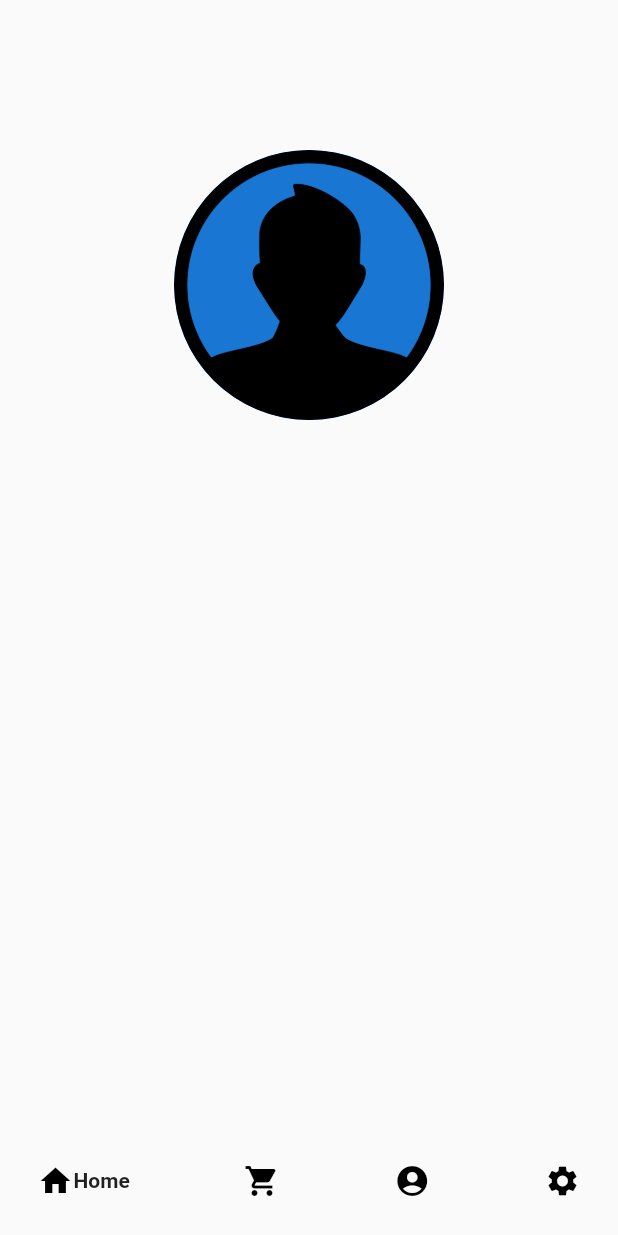
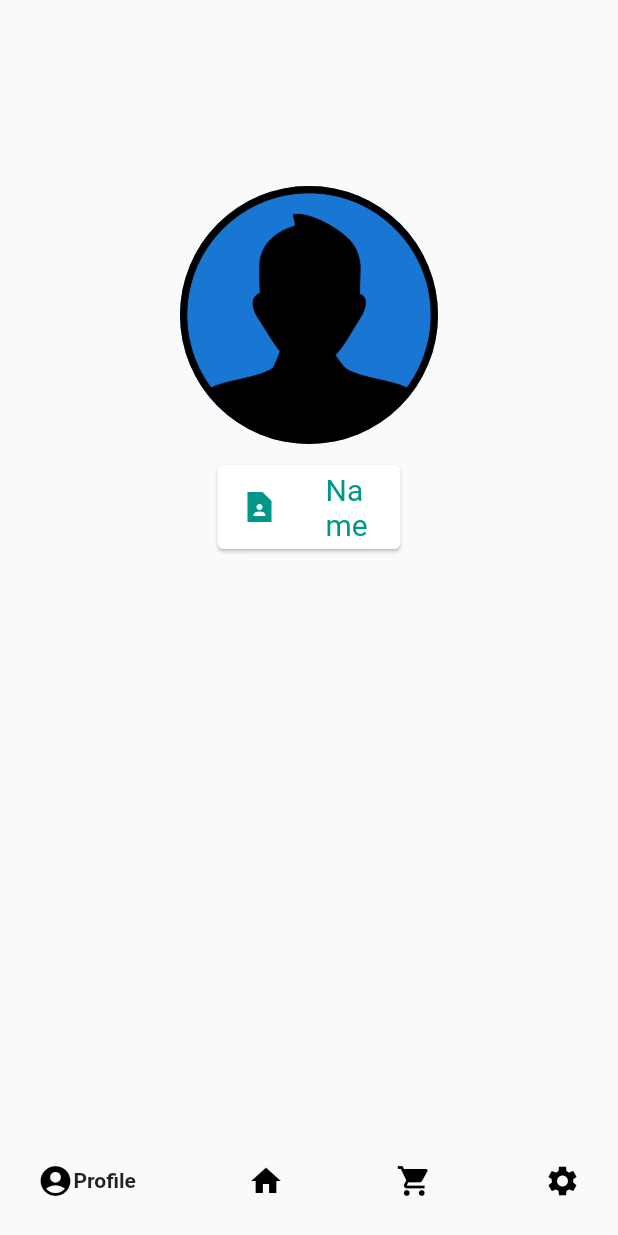
Before and after one commit to Asrat77/asbeza, a Flutter app: the screen it shows after launch, item 3 of the bottom bar chosen, on a phone screen of 412 x 824 dp. Run offline on Flutter 3.47's test engine with Material 2 defaults, Android fonts, the phone set to English and light mode, and no system bars; drawn by our look-alikes of google_nav_bar; our stand-ins replace bloc, equatable, flutter_bloc; missing offline and left inert: mobile_number; statements that could not run were skipped.

```diff
--- a/lib/bloc/home_bloc.dart
+++ b/lib/bloc/home_bloc.dart
@@ -19,5 +19,6 @@ class HomeBloc extends Bloc<HomeEvent, HomeState> {
       final asbeza = await _apiServiceProvider.fetchAsbeza();
       emit(HomeSuccessState(asbeza: asbeza!, history: history));
   });
+    on<HistoryEvent>((event, emit) => {history.add(event.data)});
 }
 }
--- a/lib/main.dart
+++ b/lib/main.dart
@@ -2,6 +2,7 @@ import 'package:asbeza/views/cart_screen.dart';
 import 'package:asbeza/views/home_screen.dart';
 import 'package:asbeza/views/profile_page.dart';
 import 'package:flutter/material.dart';
+import 'package:flutter/services.dart';
 import 'package:flutter_bloc/flutter_bloc.dart';
 
 import 'bloc/home_bloc.dart';
@@ -9,6 +10,8 @@ import 'bloc/home_bloc.dart';
 
 void main() {
   runApp(const MyApp());
+  SystemChrome.setEnabledSystemUIMode([SystemUiOverlay.bottom] as SystemUiMode);
+
 }
 
 class MyApp extends StatelessWidget {
--- /dev/null
+++ b/lib/views/components/profile_card.dart
@@ -0,0 +1,29 @@
+import 'package:flutter/material.dart';
+
+class InfoCard extends StatelessWidget {
+  IconData iconVal;
+  String text;
+  InfoCard({required this.text,required this.iconVal});
+
+
+  @override
+  Widget build(BuildContext context) {
+    return Card(
+      color: Colors.white,
+      margin: const EdgeInsets.symmetric(vertical: 10, horizontal: 25),
+      child: ListTile(
+        leading: Icon(
+          iconVal,
+          color: Colors.teal,
+        ),
+        title: Text(
+          text!,
+          style: const TextStyle(
+            color: Colors.teal,
+            fontSize: 20,
+          ),
+        ),
+      ),
+    );
+  }
+}
--- a/lib/views/profile_page.dart
+++ b/lib/views/profile_page.dart
@@ -1,4 +1,5 @@
 import 'package:asbeza/views/components/navBar.dart';
+import 'package:asbeza/views/components/profile_card.dart';
 import 'package:flutter/material.dart';
 import 'package:flutter/services.dart';
 import 'package:google_nav_bar/google_nav_bar.dart';
@@ -50,7 +51,7 @@ class _ProfilePageState extends State<ProfilePage> {
   Widget fillCards() {
     List<Widget> widgets = _simCard
         .map((SimCard sim) => Text(
-        'Sim Card Number: (${sim.countryPhonePrefix}) - ${sim.number}'))
+        'Tele Number: (${sim.countryPhonePrefix}) - ${sim.number}',style: TextStyle(fontSize: 20),),)
         .toList();
     return Column(children: widgets);
   }
@@ -59,33 +60,36 @@ class _ProfilePageState extends State<ProfilePage> {
     return MaterialApp(
       home: Scaffold(
         bottomNavigationBar: GNav(
+      tabs: [
+        GButton(icon: Icons.account_circle,text: "Profile",onPressed: (){Navigator.pushNamed(context, "/profile");},),
 
-
-      tabs: [
-      GButton(icon: Icons.home, text: "Home",onPressed: (){Navigator.pushNamed(context, "/");},), GButton(icon: Icons.shopping_cart,text: "History",onPressed: (){Navigator.pushNamed(context, "/cart");},),
-      GButton(icon: Icons.account_circle,text: "Profile",onPressed: (){Navigator.pushNamed(context, "/profile");},),
-      GButton(icon: Icons.settings,)
+        GButton(icon: Icons.home, text: "Home",onPressed: (){Navigator.pushNamed(context, "/");},), GButton(icon: Icons.shopping_cart,text: "History",onPressed: (){Navigator.pushNamed(context, "/cart");},),
+      const GButton(icon: Icons.settings,)
 
       ],
 
     ),
         body: Center(
           child: Padding(
-            padding: const EdgeInsets.all(100.0),
+            padding: const EdgeInsets.all(120.0),
             child: Column(
               children:  <Widget>[
                 const CircleAvatar(
                   radius: 90,
                   backgroundImage: AssetImage("assets/user-profile-icon.png"),
                 ),
-                Container(
-                  //child: Column,
-                )
-              ],
+                InfoCard(text: "Name", iconVal: Icons.contact_page_sharp),
+                    fillCards()],
+                  ),
+                ),
+
+
+
             ),
           ),
-        ),
-      ),
+
+
+
     );
   }
 }
```
Also changed, not shown: lib/views/cart_screen.dart (+40 -42 lines), lib/views/home_screen.dart (+10 -2 lines).
